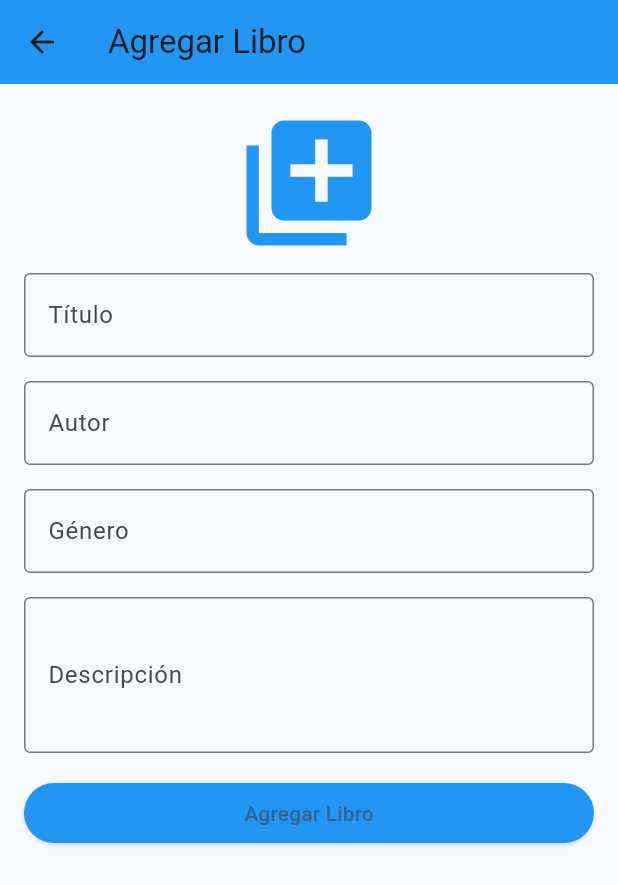
After one commit to Sblanco16/Biblioteca_movil, a Flutter app: the AddBook screen opened by its route, on a phone screen of 412 x 824 dp. The commit adds this screen. Shown: the top 885 px of the screen. Run offline on Flutter 3.47's test engine with Material 3 defaults, Android fonts, the phone set to English and light mode, and no system bars; our stand-ins replace cloud_firestore, firebase_auth, firebase_core, shared_preferences; accounts and stored records are empty.

Commit message:
Libros nuevos y catalogo

```diff
--- a/lib/metodos_firebase/usuario.dart
+++ b/lib/metodos_firebase/usuario.dart
@@ -8,7 +8,6 @@ class Usuario{
   final String correo;
   final String contrasena;
   final String genero;
-
 
 
   Usuario({
--- /dev/null
+++ b/lib/vistas/AdBook.dart
@@ -0,0 +1,107 @@
+import 'package:flutter/material.dart';
+import "package:rubricatres/metodos_firebase/metodos.dart";
+
+class AddBook extends StatefulWidget {
+  @override
+  _AddBookPageState createState() => _AddBookPageState();
+}
+
+class _AddBookPageState extends State<AddBook> {
+  final TextEditingController _titleController = TextEditingController();
+  final TextEditingController _authorController = TextEditingController();
+  final TextEditingController _genreController = TextEditingController();
+  final TextEditingController _descriptionController = TextEditingController();
+  final Servicios _servicios = Servicios();
+
+  void _addBook() async {
+    String title = _titleController.text.trim();
+    String author = _authorController.text.trim();
+    String genre = _genreController.text.trim();
+    String description = _descriptionController.text.trim();
+
+    if (title.isNotEmpty && author.isNotEmpty && genre.isNotEmpty && description.isNotEmpty) {
+      await _servicios.Addlibro(title, author, genre, description);
+
+      ScaffoldMessenger.of(context).showSnackBar(
+        SnackBar(content: Text('Libro agregado exitosamente')),
+      );
+
+      // Clear the text fields after adding the book
+      _titleController.clear();
+      _authorController.clear();
+      _genreController.clear();
+      _descriptionController.clear();
+    } else {
+      ScaffoldMessenger.of(context).showSnackBar(
+        SnackBar(content: Text('Por favor, complete todos los campos')),
+      );
+    }
+  }
+
+  @override
+  Widget build(BuildContext context) {
+    return Scaffold(
+      appBar: AppBar(
+        title: Text('Agregar Libro'),
+        backgroundColor: Colors.blue,
+      ),
+      body: Padding(
+        padding: const EdgeInsets.all(16.0),
+        child: SingleChildScrollView(
+          child: Column(
+            crossAxisAlignment: CrossAxisAlignment.stretch,
+            children: [
+              Icon(
+                  Icons.library_add,
+                  size: 100,
+                  color: Colors.blue,
+                ),
+                SizedBox(height: 10),
+              TextField(
+                controller: _titleController,
+                decoration: InputDecoration(
+                  labelText: 'Título',
+                  border: OutlineInputBorder(),
+                ),
+              ),
+              SizedBox(height: 16.0),
+              TextField(
+                controller: _authorController,
+                decoration: InputDecoration(
+                  labelText: 'Autor',
+                  border: OutlineInputBorder(),
+                ),
+              ),
+              SizedBox(height: 16.0),
+              TextField(
+                controller: _genreController,
+                decoration: InputDecoration(
+                  labelText: 'Género',
+                  border: OutlineInputBorder(),
+                ),
+              ),
+              SizedBox(height: 16.0),
+              TextField(
+                controller: _descriptionController,
+                decoration: InputDecoration(
+                  labelText: 'Descripción',
+                  border: OutlineInputBorder(),
+                ),
+                maxLines: 3,
+              ),
+              SizedBox(height: 16.0),
+              ElevatedButton(
+                onPressed: _addBook,
+                child: Text('Agregar Libro'),
+                style: ElevatedButton.styleFrom(
+                  backgroundColor: Colors.blue,
+                  shadowColor: Colors.white,
+                ),
+              ),
+            ],
+          ),
+        ),
+      ),
+    );
+  }
+}
--- a/lib/pantallas/registro_usu.dart
+++ b/lib/vistas/registro_usu.dart
@@ -150,13 +150,13 @@ class _RegistroUsuState extends State<RegistroUsu> {
                       );
 
                       ScaffoldMessenger.of(context).showSnackBar(
-                        SnackBar(content: Text('Usuario registrado con éxito')),
+                        SnackBar(content: Text('Usuario registrado :)')),
                       );
                       Navigator.pop(context);
                     } catch (e) {
 
                       ScaffoldMessenger.of(context).showSnackBar(
-                        SnackBar(content: Text('Error al registrar usuario: $e')),
+                        SnackBar(content: Text('Error al registrar usuario :( ): $e')),
                       );
                     }
                   } else {
```
Also changed, not shown: lib/main.dart (+15 -9 lines), lib/metodos_firebase/images.dart (added, +37 -0 lines), lib/metodos_firebase/libro.dart (+28 -0 lines), lib/metodos_firebase/metodos.dart (+62 -8 lines), lib/vistas/catalogo.dart (added, +119 -0 lines), lib/vistas/index.dart (renamed from lib/pantallas/index.dart, +10 -2 lines), lib/vistas/login.dart (renamed from lib/pantallas/login.dart, +35 -2 lines), lib/vistas/reservas.dart (added, +44 -0 lines), lib/vistas/usuario.dart (renamed from lib/pantallas/usuario.dart, +13 -3 lines), pubspec.yaml (+5 -2 lines), Images/fondoindex.jpg (added), lib/vistas/perfil.dart (renamed from lib/pantallas/perfil.dart), pubspec.lock, 3 other files.
